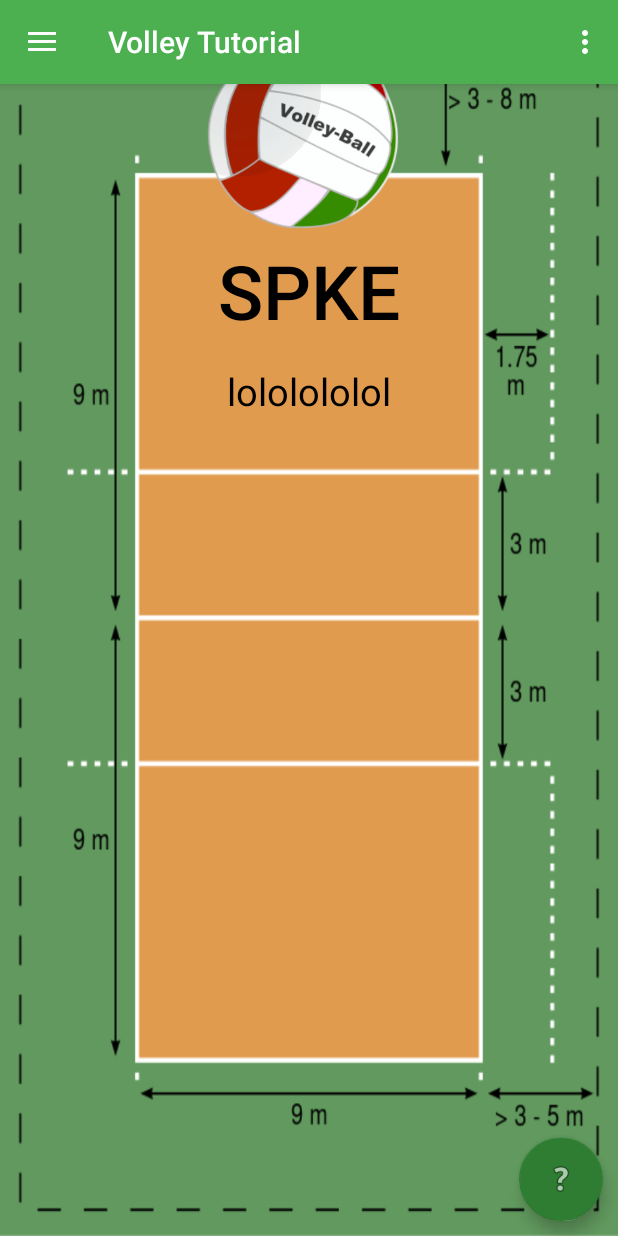
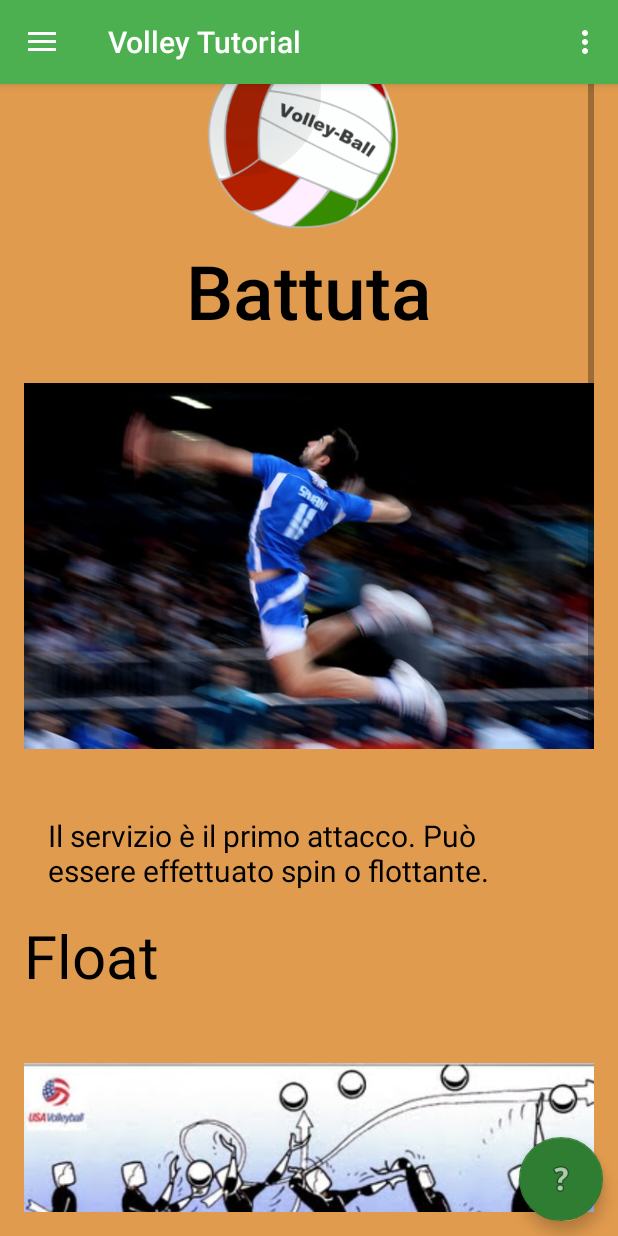
Before and after one commit to giuseppe-nesca/VolleyTutorial, an Android app: the screen it shows after launch (MainActivity), in the side drawer, after a tap on "Servizio", on a phone screen of 412 x 824 dp. Run offline under Robolectric (Android 15) with nearby library versions, the phone set to English and light mode, and no system bars.

Commit message:
some add at serv content

```diff
--- a/app/src/main/res/layout/content_serv.xml
+++ b/app/src/main/res/layout/content_serv.xml
@@ -3,23 +3,24 @@
     xmlns:app="http://schemas.android.com/apk/res-auto"
     xmlns:tools="http://schemas.android.com/tools"
 
-    android:background="@drawable/background1"
     android:layout_width="match_parent"
     android:layout_height="match_parent"
+    android:background="@color/colorAccent"
+    android:fillViewport="false"
     android:paddingBottom="@dimen/activity_vertical_margin"
     android:paddingLeft="@dimen/activity_horizontal_margin"
     android:paddingRight="@dimen/activity_horizontal_margin"
     android:paddingTop="@dimen/activity_vertical_margin"
     app:layout_behavior="@string/appbar_scrolling_view_behavior"
     tools:context="nesca.giuseppe.volleytutorial.MainActivity"
-    tools:showIn="@layout/app_bar_main"
-    android:fillViewport="false">
+    tools:showIn="@layout/app_bar_main">
 
 
     <ScrollView
+        android:id="@+id/scrollServ"
         android:layout_width="match_parent"
-        android:layout_height="wrap_content"
-        android:id="@+id/scrollServ">
+        android:layout_height="wrap_content">
+
         <LinearLayout
 
             android:layout_width="match_parent"
@@ -30,32 +31,36 @@
             <Button
                 android:layout_width="165sp"
                 android:layout_height="144sp"
+                android:layout_gravity="center_horizontal"
                 android:background="@drawable/ball"
-            android:layout_gravity="center_horizontal"
-            android:onClick="info"/>
+                android:onClick="info" />
 
 
             <TextView
-            android:id="@+id/welcomeText"
-            android:layout_width="wrap_content"
-            android:layout_height="wrap_content"
-            android:text="SPKE"
-            android:fontFamily="sans-serif-medium"
-            android:textColor="@android:color/black"
-            android:layout_gravity="center_horizontal"
-            android:gravity="center_horizontal"
-            android:textSize="50sp"/>
+                android:id="@+id/servMainTitle"
+                style="@style/titleStyle"
+                android:text="@string/servMainTitle"/>
+            <ImageView
+                android:layout_width="match_parent"
+                android:layout_height="300dp"
+                android:src="@drawable/savaniserv"/>
+
             <TextView
-            android:id="@+id/welcomeText2"
-            android:layout_margin="@dimen/activity_vertical_margin"
-            android:layout_width="wrap_content"
-            android:layout_height="wrap_content"
-            android:text="lololololol"
-            android:fontFamily="sans-serif-small"
-            android:textColor="@android:color/black"
-            android:layout_gravity="center_horizontal"
-            android:gravity="center_horizontal"
-            android:textSize="25sp"/>
+                android:id="@+id/servMainSpieg"
+                style="@style/spiegazioneStyle"
+                android:text="@string/servMainSpieg"  />
+            <TextView
+                android:id="@+id/servFloatTitle"
+                style="@style/subTitleStyle"
+                android:text="@string/servFloatTitle"/>
+            <ImageView
+                android:layout_width="match_parent"
+                android:layout_height="300dp"
+                android:src="@drawable/battutafloat"/>
+            <TextView
+                style="@style/spiegazioneStyle"
+                android:id="@+id/servFloatSpieg"
+                android:text="@string/servFloatSpieg"/>
         </LinearLayout>
     </ScrollView>
 
--- a/app/src/main/res/values/strings.xml
+++ b/app/src/main/res/values/strings.xml
@@ -37,7 +37,7 @@
     Inoltre un buon colpo colpisce la palla avvolgendola con la mano. In questo modo si darà lo spin che aumenta la velocità e accorcia la parabola disegnata del pallone.
     </string>
 
-    //palleggio content
+    <!--palleggio content-->
     <string name="pallMainTitle">Palleggio</string>
     <string name="pallMAinSpiegazione">è il fondamentale che tutti i giocatori di pallavolo sono tenuti a saper padroneggiare.\n
      In particolar modo il palleggiatore deve approfondire molto questa tecnica perché e quella che userà maggiormente in partita.\n
@@ -58,7 +58,7 @@
     Fondamentale nella spinta della palla serve per indirizzare in avanti, indietro o in alto il pallone.</string>
 
 
-    //block
+    <!--block-->
     <string name="blockMainTitle">Muro</string>
     <string name="blockMainSpiegazione">Il muro è la prima difesa. In base al suo posizionamento i difensori andranno a coprire il campo lasciato scoperto.
     Lo scopo è quello di mettere in difficoltà l\'attacco avversario coprendo il maggior numero di traiettorie.\n
@@ -74,7 +74,7 @@
     Il muro in genere può essere effetuato coprendo più le traiettorie in diagonale piuttosto che quelle lungolinea.</string>
 
 
-    //bagher
+    <!--bagher-->
     <string name="bagherMainTitle">Bagher</string>
     <string name="bagherkMainSpiegazione">Nonostante i gesti tecnici abbiano lo stesso nome, il modo in cui vengono praticati
     è nettemanete diverso: si distinguono bagher di <u>ricezione</u> e bagher di <u>difesa</u>.\n
@@ -92,4 +92,13 @@
      I piedi devono essere fermi nella posizione scelta prima dell\'attacco, e il corpo deve andare ad allungarsi se ne cessario per opporsi al pallone.
     E\' difficile ottenre grande precisione in questo fondamentale, quindi l\'obbiettivo e tenere la palla alta in campo e dare moodo al palleggiatore di raggiungerla e proseguire l\'azione.</string>
 
+    <!--serv-->
+    <string name="servMainTitle">Battuta</string>
+    <string name="servMainSpieg">Il servizio è il primo attacco. Può essere effettuato spin o flottante.</string>
+    <string name="servFloatTitle">Float</string>
+    <string name="servFloatSpieg">La battuta flottante può essere effettuata sia in salto che con i piedi per terra.
+    La potenza non è la parte più importante di questo fondamentale, ma la precisione nella traiettoria e nel gesto tecnico determinano v
+    l\'efficacia del colpo. La float consiste nel colpire la palla nel centro con il palmo della mano e bloccare il braccio all\'estensione senza proseguire il movimento.
+    In questo modo la palla non ha spin e la traiettoria tenderà a chiudersi molto velocemente mettendo in difficoltà
+     i ricettori avversari.</string>
 </resources>
```
Also changed, not shown: app/src/main/res/drawable/battutafloat.jpg (added), app/src/main/res/drawable/savaniserv.jpg (added). Lines whose indentation alone changed are shown as unchanged.
